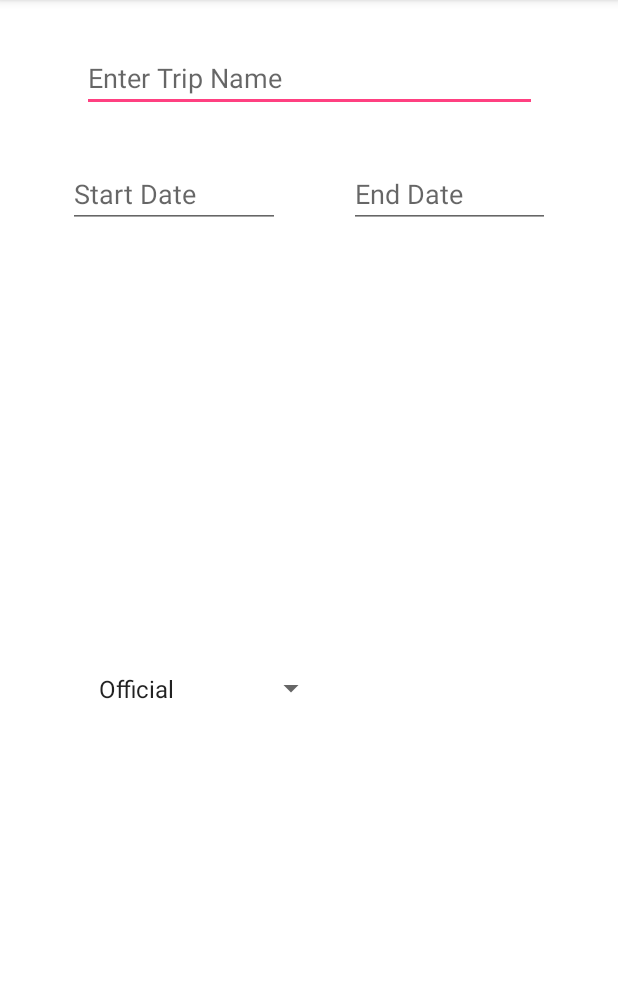
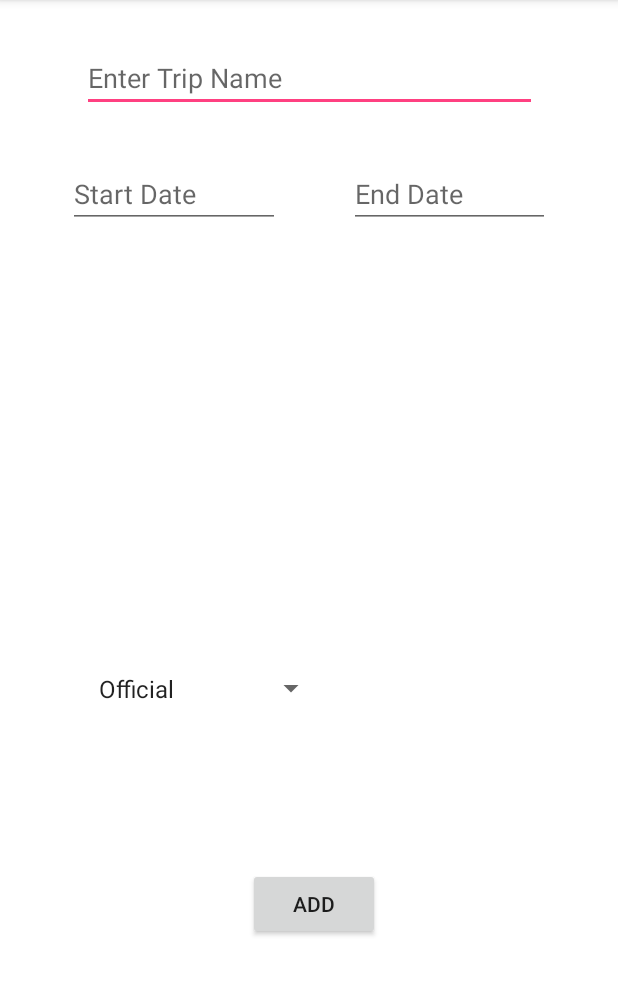
Before and after one commit to aruna06uom/ci6222.mobileDev, an Android app: the AddTripActivity screen opened directly, with no data from a screen before it, on a phone screen of 412 x 824 dp, the part 84-1079 px from its top. Run offline under Robolectric (Android 15) with nearby library versions, the phone set to English and light mode, and no system bars.

```diff
--- a/TravelBuddy/mobile/src/main/AndroidManifest.xml
+++ b/TravelBuddy/mobile/src/main/AndroidManifest.xml
@@ -11,16 +11,16 @@
         android:roundIcon="@mipmap/ic_launcher_round"
         android:supportsRtl="true"
         android:theme="@style/AppTheme">
-        <activity android:name=".MainActivity">
+        <activity android:name=".activities.MainActivity">
             <intent-filter>
                 <action android:name="android.intent.action.MAIN" />
 
                 <category android:name="android.intent.category.LAUNCHER" />
             </intent-filter>
         </activity>
-        <activity android:name=".AddTripActivity" />
+        <activity android:name=".activities.AddTripActivity" />
         <activity
-            android:name=".ViewTripsActivity"
+            android:name=".activities.ViewTripsActivity"
             android:label="@string/title_activity_view_trips"
             android:theme="@style/AppTheme.NoActionBar">
             <intent-filter>
--- a/TravelBuddy/mobile/src/main/java/demo/mobile/msc/ntu/travelbuddy/MainActivity.java
+++ b/TravelBuddy/mobile/src/main/java/demo/mobile/msc/ntu/travelbuddy/activities/MainActivity.java
@@ -1,9 +1,11 @@
-package demo.mobile.msc.ntu.travelbuddy;
+package demo.mobile.msc.ntu.travelbuddy.activities;
 
 import android.content.Intent;
 import android.support.v7.app.AppCompatActivity;
 import android.os.Bundle;
 import android.view.View;
+
+import demo.mobile.msc.ntu.travelbuddy.R;
 
 public class MainActivity extends AppCompatActivity {
 
--- a/TravelBuddy/mobile/src/main/java/demo/mobile/msc/ntu/travelbuddy/ViewTripsActivity.java
+++ b/TravelBuddy/mobile/src/main/java/demo/mobile/msc/ntu/travelbuddy/activities/ViewTripsActivity.java
@@ -1,4 +1,4 @@
-package demo.mobile.msc.ntu.travelbuddy;
+package demo.mobile.msc.ntu.travelbuddy.activities;
 
 import android.support.design.widget.TabLayout;
 import android.support.design.widget.FloatingActionButton;
@@ -18,6 +18,8 @@ import android.view.View;
 import android.view.ViewGroup;
 
 import android.widget.TextView;
+
+import demo.mobile.msc.ntu.travelbuddy.R;
 
 public class ViewTripsActivity extends AppCompatActivity {
 
--- a/TravelBuddy/mobile/src/main/res/layout/activity_add_trip.xml
+++ b/TravelBuddy/mobile/src/main/res/layout/activity_add_trip.xml
@@ -5,10 +5,10 @@
     android:layout_width="match_parent"
     android:layout_height="match_parent"
     android:background="@android:color/background_light"
-    tools:context=".AddTripActivity">
+    tools:context=".activities.AddTripActivity">
 
     <EditText
-        android:id="@+id/editText"
+        android:id="@+id/tripName"
         android:layout_width="303dp"
         android:layout_height="43dp"
         android:layout_marginEnd="32dp"
@@ -36,7 +36,7 @@
         app:layout_constraintBottom_toBottomOf="parent"
         app:layout_constraintEnd_toStartOf="@+id/enddate"
         app:layout_constraintStart_toStartOf="parent"
-        app:layout_constraintTop_toBottomOf="@+id/editText"
+        app:layout_constraintTop_toBottomOf="@+id/tripName"
         app:layout_constraintVertical_bias="0.0" />
 
     <EditText
@@ -55,7 +55,7 @@
         app:layout_constraintBottom_toBottomOf="parent"
         app:layout_constraintEnd_toEndOf="parent"
         app:layout_constraintStart_toEndOf="@+id/startdate"
-        app:layout_constraintTop_toBottomOf="@+id/editText"
+        app:layout_constraintTop_toBottomOf="@+id/tripName"
         app:layout_constraintVertical_bias="0.0" />
 
     <Spinner
@@ -74,5 +74,18 @@
         app:layout_constraintTop_toBottomOf="@+id/startdate"
         app:layout_constraintVertical_bias="1.0" />
 
+    <Button
+        android:id="@+id/button2"
+        android:layout_width="wrap_content"
+        android:layout_height="wrap_content"
+        android:layout_marginBottom="141dp"
+        android:layout_marginStart="165dp"
+        android:layout_marginTop="100dp"
+        android:onClick="onAddNewTrip"
+        android:text="@string/add"
+        app:layout_constraintBottom_toBottomOf="parent"
+        app:layout_constraintStart_toStartOf="parent"
+        app:layout_constraintTop_toBottomOf="@+id/tripType" />
+
 
 </android.support.constraint.ConstraintLayout>
--- a/TravelBuddy/mobile/src/main/res/layout/activity_main.xml
+++ b/TravelBuddy/mobile/src/main/res/layout/activity_main.xml
@@ -5,7 +5,7 @@
     android:layout_width="match_parent"
     android:layout_height="match_parent"
     android:background="@drawable/hometrip"
-    tools:context=".MainActivity">
+    tools:context=".activities.MainActivity">
 
 
     <EditText
--- a/TravelBuddy/mobile/src/main/res/layout/fragment_view_trips.xml
+++ b/TravelBuddy/mobile/src/main/res/layout/fragment_view_trips.xml
@@ -5,7 +5,7 @@
     android:id="@+id/constraintLayout"
     android:layout_width="match_parent"
     android:layout_height="match_parent"
-    tools:context=".ViewTripsActivity$PlaceholderFragment">
+    tools:context=".activities.ViewTripsActivity$PlaceholderFragment">
 
     <TextView
         android:id="@+id/section_label"
--- a/TravelBuddy/mobile/src/main/res/values/strings.xml
+++ b/TravelBuddy/mobile/src/main/res/values/strings.xml
@@ -11,4 +11,5 @@
     <string name="view_trips_coming">Coming Trips</string>
     <string name="view_trips_past">Past Trips</string>
     <string name="view_trips">View Trips</string>
+    <string name="add">Add</string>
 </resources>
```
Also changed, not shown: TravelBuddy/mobile/src/main/java/demo/mobile/msc/ntu/travelbuddy/activities/AddTripActivity.java (renamed from TravelBuddy/mobile/src/main/java/demo/mobile/msc/ntu/travelbuddy/AddTripActivity.java, +40 -17 lines), TravelBuddy/mobile/src/main/java/demo/mobile/msc/ntu/travelbuddy/entities/Trip.java (added, +42 -0 lines), TravelBuddy/mobile/src/main/java/demo/mobile/msc/ntu/travelbuddy/handler/AddTripHandler.java (added, +86 -0 lines), TravelBuddy/mobile/src/main/res/layout/activity_view_trips.xml (+9 -2 lines).
